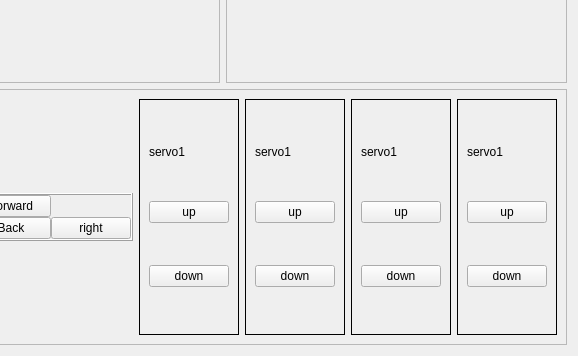
Qt form controlPage.ui (duqcyxwd/LeapRobot) before a commit; both pictures show x 132 to 710 and y 185 to 541 of the 710 by 541 pixel window.
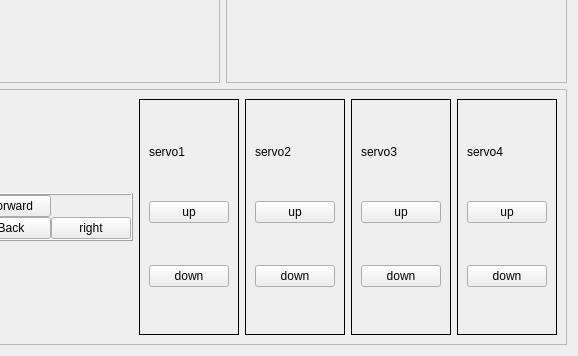
The same form after that commit.

The edit to the form file:
```diff
--- a/controlPage.ui
+++ b/controlPage.ui
@@ -143,7 +143,7 @@
        </widget>
       </item>
       <item>
-       <widget class="QFrame" name="verticalFrame_2">
+       <widget class="QFrame" name="verticalFrame_1">
         <property name="frameShape">
          <enum>QFrame::Box</enum>
         </property>
@@ -179,7 +179,7 @@
        </widget>
       </item>
       <item>
-       <widget class="QFrame" name="verticalFrame_3">
+       <widget class="QFrame" name="verticalFrame_2">
         <property name="frameShape">
          <enum>QFrame::Box</enum>
         </property>
@@ -193,7 +193,7 @@
             </sizepolicy>
            </property>
            <property name="text">
-            <string>servo1</string>
+            <string>servo2</string>
            </property>
           </widget>
          </item>
@@ -215,7 +215,7 @@
        </widget>
       </item>
       <item>
-       <widget class="QFrame" name="verticalFrame_4">
+       <widget class="QFrame" name="verticalFrame_3">
         <property name="frameShape">
          <enum>QFrame::Box</enum>
         </property>
@@ -229,7 +229,7 @@
             </sizepolicy>
            </property>
            <property name="text">
-            <string>servo1</string>
+            <string>servo3</string>
            </property>
           </widget>
          </item>
@@ -251,7 +251,7 @@
        </widget>
       </item>
       <item>
-       <widget class="QFrame" name="verticalFrame">
+       <widget class="QFrame" name="verticalFrame_4">
         <property name="frameShape">
          <enum>QFrame::Box</enum>
         </property>
@@ -265,7 +265,7 @@
             </sizepolicy>
            </property>
            <property name="text">
-            <string>servo1</string>
+            <string>servo4</string>
            </property>
           </widget>
          </item>
```
Left out of the diff: 36 changed lines with no effect on the pictures.
